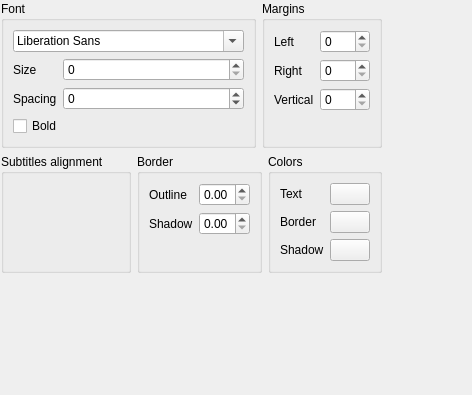
Qt form src/gui/Ui/OSDSettings.ui (zaps166/QMPlay2) before a commit.
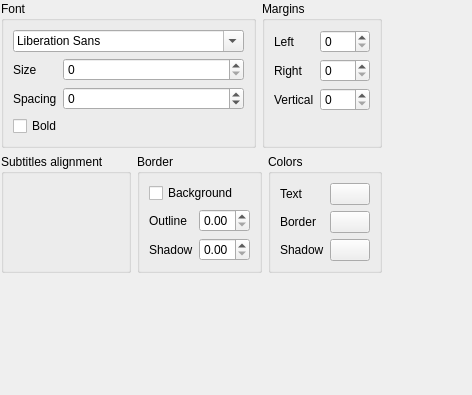
The same form after that commit. Custom widgets are drawn as their Qt base class.

Commit message:
Subtitles: Add option to add background
Closes #416

```diff
--- a/src/gui/Ui/OSDSettings.ui
+++ b/src/gui/Ui/OSDSettings.ui
@@ -125,14 +125,14 @@
           <string>Border</string>
          </property>
          <layout class="QFormLayout" name="formLayout_3">
-          <item row="0" column="0">
+          <item row="1" column="0">
            <widget class="QLabel" name="outlineL">
             <property name="text">
              <string>Outline</string>
             </property>
            </widget>
           </item>
-          <item row="0" column="1">
+          <item row="1" column="1">
            <widget class="QDoubleSpinBox" name="outlineB">
             <property name="maximum">
              <double>4.000000000000000</double>
@@ -142,14 +142,14 @@
             </property>
            </widget>
           </item>
-          <item row="1" column="0">
+          <item row="3" column="0">
            <widget class="QLabel" name="shadowL">
             <property name="text">
              <string>Shadow</string>
             </property>
            </widget>
           </item>
-          <item row="1" column="1">
+          <item row="3" column="1">
            <widget class="QDoubleSpinBox" name="shadowB">
             <property name="maximum">
              <double>4.000000000000000</double>
@@ -159,6 +159,13 @@
             </property>
            </widget>
           </item>
+          <item row="0" column="0" colspan="2">
+           <widget class="QCheckBox" name="backgroundCB">
+            <property name="text">
+             <string>Background</string>
+            </property>
+           </widget>
+          </item>
          </layout>
         </widget>
        </item>
```
Left out of the diff: 1 changed line with no effect on the pictures. The commit also changes 4 other files.
